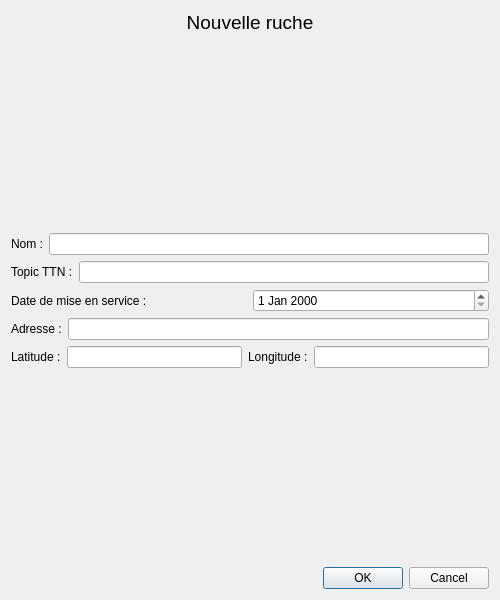
Above: trunk/beehoneyt-desktop/nouvelleruche.ui from zayfix/beehoneyt before the change. Below: the same form after it.
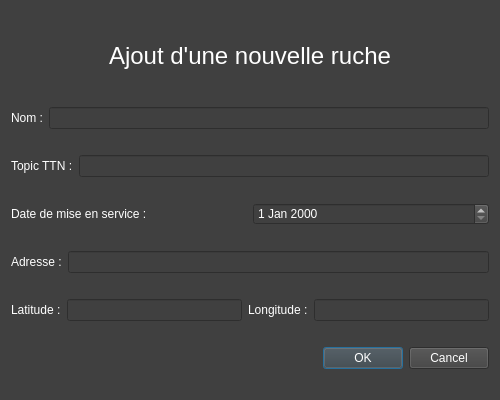
That is the form after the change.

Patch:
```diff
--- a/trunk/beehoneyt-desktop/nouvelleruche.ui
+++ b/trunk/beehoneyt-desktop/nouvelleruche.ui
@@ -7,24 +7,39 @@
     <x>0</x>
     <y>0</y>
     <width>500</width>
-    <height>600</height>
+    <height>400</height>
    </rect>
   </property>
+  <property name="maximumSize">
+   <size>
+    <width>16777215</width>
+    <height>400</height>
+   </size>
+  </property>
   <property name="windowTitle">
    <string>Configuration d'un nouvelle ruche</string>
   </property>
+  <property name="styleSheet">
+   <string notr="true">background:#404040;color:white;</string>
+  </property>
   <layout class="QVBoxLayout" name="verticalLayout">
    <item>
     <layout class="QHBoxLayout" name="horizontalLayout">
      <item>
       <widget class="QLabel" name="label_nom_fenetre">
+       <property name="maximumSize">
+        <size>
+         <width>16777215</width>
+         <height>50</height>
+        </size>
+       </property>
        <property name="font">
         <font>
-         <pointsize>14</pointsize>
+         <pointsize>18</pointsize>
         </font>
        </property>
        <property name="text">
-        <string>Nouvelle ruche</string>
+        <string>Ajout d'une nouvelle ruche</string>
        </property>
        <property name="alignment">
         <set>Qt::AlignCenter</set>
@@ -33,19 +48,6 @@
      </item>
     </layout>
    </item>
-   <item>
-    <spacer name="verticalSpacer_2">
-     <property name="orientation">
-      <enum>Qt::Vertical</enum>
-     </property>
-     <property name="sizeHint" stdset="0">
-      <size>
-       <width>20</width>
-       <height>40</height>
-      </size>
-     </property>
-    </spacer>
-   </item>
    <item>
     <layout class="QHBoxLayout" name="horizontalLayout_2">
      <item>
@@ -127,17 +129,16 @@
     </layout>
    </item>
    <item>
-    <spacer name="verticalSpacer">
-     <property name="orientation">
-      <enum>Qt::Vertical</enum>
-     </property>
-     <property name="sizeHint" stdset="0">
-      <size>
-       <width>20</width>
-       <height>40</height>
-      </size>
-     </property>
-    </spacer>
+    <layout class="QHBoxLayout" name="horizontalLayout_7">
+     <item>
+      <widget class="QLabel" name="label_affichage_erreur">
+       <property name="styleSheet">
+        <string notr="true">color:red;</string>
+       </property>
+       <property name="text">
+        <string/>
+       </property>
+      </widget>
    </item>
    <item>
     <widget class="QDialogButtonBox" name="buttonBox">
@@ -148,6 +149,8 @@
       <set>QDialogButtonBox::Cancel|QDialogButtonBox::Ok</set>
      </property>
     </widget>
+     </item>
+    </layout>
    </item>
   </layout>
  </widget>
```
Lines whose indentation alone changed are shown as unchanged.
